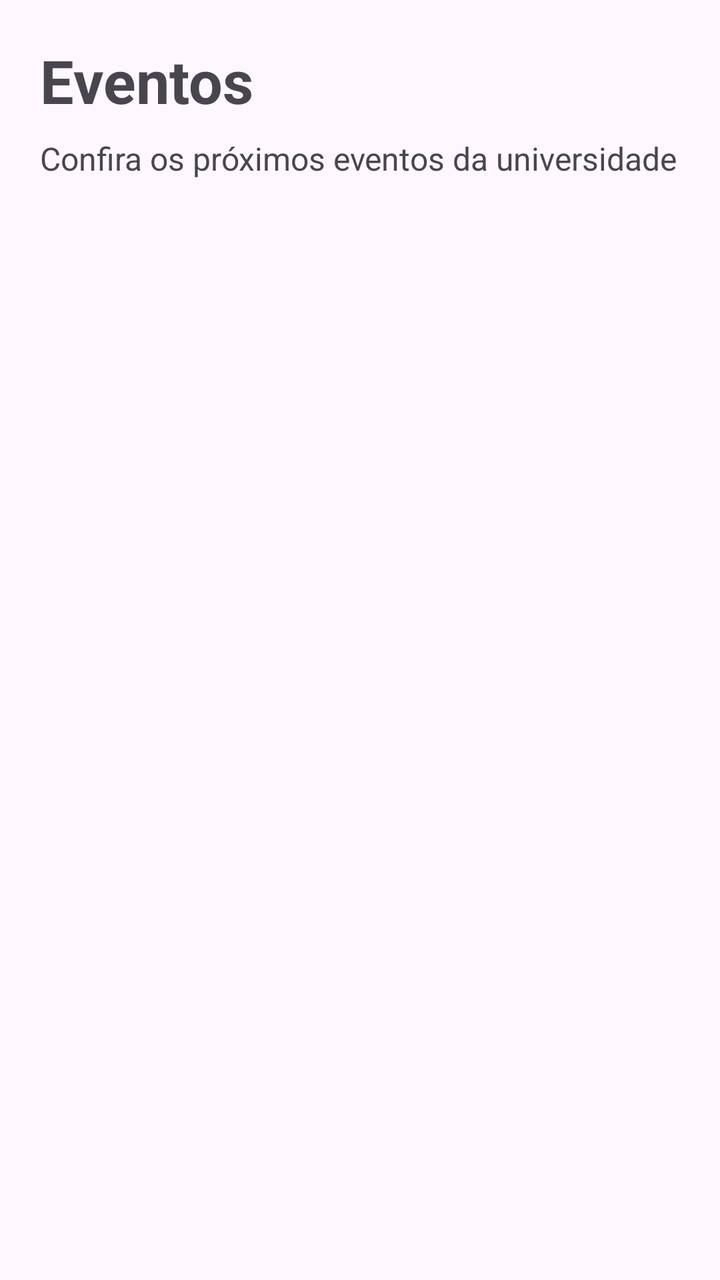
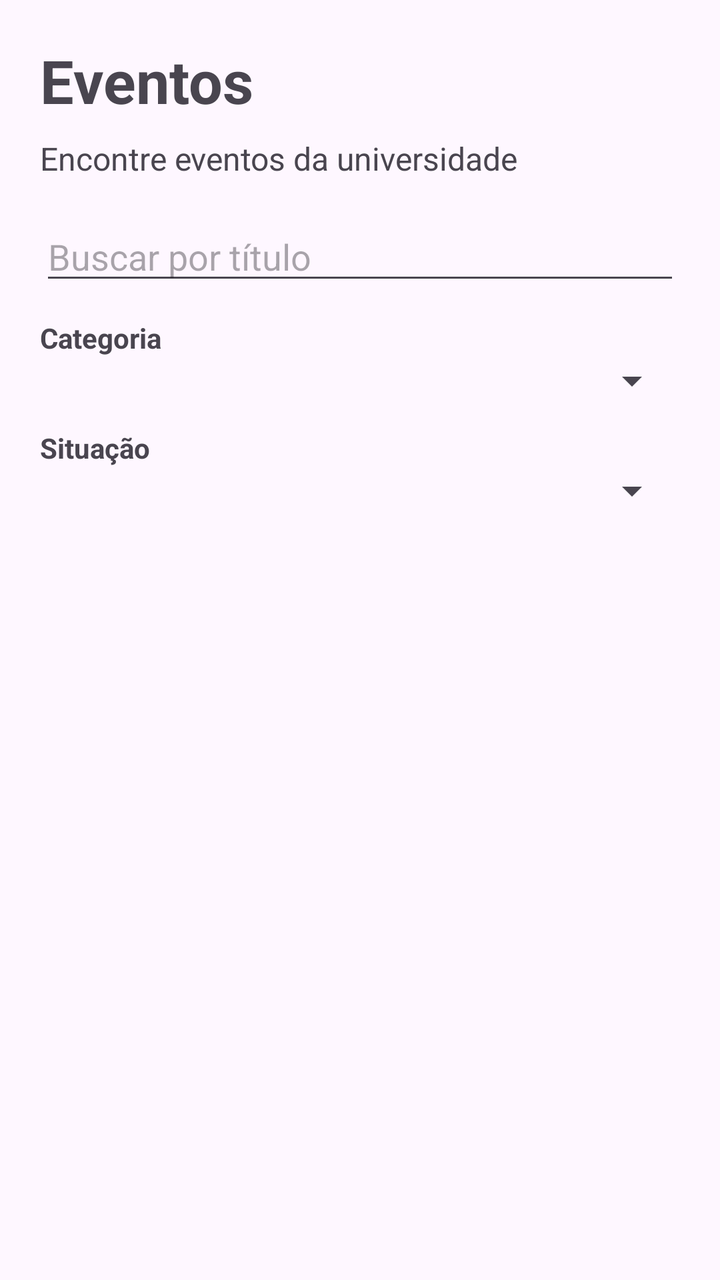

Compare the two renders of this Android layout. The source of the first and the diff that turns it into the second are given below.
<!-- AndroidManifest.xml: application theme Theme.CampusHub -->
<!-- res/layout/activity_events.xml -->
<?xml version="1.0" encoding="utf-8"?>
<ScrollView
    xmlns:android="http://schemas.android.com/apk/res/android"
    android:layout_width="match_parent"
    android:layout_height="match_parent">

    <LinearLayout
        android:id="@+id/layoutEventos"
        android:layout_width="match_parent"
        android:layout_height="wrap_content"
        android:orientation="vertical"
        android:padding="20dp">

        <TextView
            android:layout_width="wrap_content"
            android:layout_height="wrap_content"
            android:text="Eventos"
            android:textSize="30sp"
            android:textStyle="bold"
            android:layout_marginBottom="8dp"/>

        <TextView
            android:layout_width="wrap_content"
            android:layout_height="wrap_content"
            android:text="Confira os próximos eventos da universidade"
            android:textSize="16sp"
            android:layout_marginBottom="20dp"/>

    </LinearLayout>

</ScrollView>
<!-- resources referenced by this layout -->
<resources>
  <style name="Theme.CampusHub" parent="Base.Theme.CampusHub" />
  <style name="Base.Theme.CampusHub" parent="Theme.Material3.DayNight.NoActionBar">
          
          
      </style>
</resources>

<!-- the commit's change to res/layout/activity_events.xml (unified diff, before → after) -->
@@ -2,10 +2,10 @@
 <ScrollView
     xmlns:android="http://schemas.android.com/apk/res/android"
     android:layout_width="match_parent"
-    android:layout_height="match_parent">
+    android:layout_height="match_parent"
+    android:fillViewport="true">
 
     <LinearLayout
-        android:id="@+id/layoutEventos"
         android:layout_width="match_parent"
         android:layout_height="wrap_content"
         android:orientation="vertical"
@@ -17,14 +17,63 @@
             android:text="Eventos"
             android:textSize="30sp"
             android:textStyle="bold"
-            android:layout_marginBottom="8dp"/>
+            android:layout_marginBottom="8dp" />
 
         <TextView
             android:layout_width="wrap_content"
             android:layout_height="wrap_content"
-            android:text="Confira os próximos eventos da universidade"
+            android:text="Encontre eventos da universidade"
             android:textSize="16sp"
-            android:layout_marginBottom="20dp"/>
+            android:layout_marginBottom="16dp" />
+
+        <EditText
+            android:id="@+id/edtBuscarEvento"
+            android:layout_width="match_parent"
+            android:layout_height="wrap_content"
+            android:hint="Buscar por título"
+            android:inputType="text"
+            android:singleLine="true"
+            android:layout_marginBottom="12dp" />
+
+        <TextView
+            android:layout_width="wrap_content"
+            android:layout_height="wrap_content"
+            android:text="Categoria"
+            android:textStyle="bold" />
+
+        <Spinner
+            android:id="@+id/spFiltroCategoria"
+            android:layout_width="match_parent"
+            android:layout_height="wrap_content"
+            android:layout_marginBottom="12dp" />
+
+        <TextView
+            android:layout_width="wrap_content"
+            android:layout_height="wrap_content"
+            android:text="Situação"
+            android:textStyle="bold" />
+
+        <Spinner
+            android:id="@+id/spFiltroSituacao"
+            android:layout_width="match_parent"
+            android:layout_height="wrap_content"
+            android:layout_marginBottom="16dp" />
+
+        <TextView
+            android:id="@+id/txtSemResultados"
+            android:layout_width="match_parent"
+            android:layout_height="wrap_content"
+            android:text="Nenhum evento encontrado."
+            android:textSize="16sp"
+            android:gravity="center"
+            android:padding="16dp"
+            android:visibility="gone" />
+
+        <LinearLayout
+            android:id="@+id/layoutListaEventos"
+            android:layout_width="match_parent"
+            android:layout_height="wrap_content"
+            android:orientation="vertical" />
 
     </LinearLayout>
 
